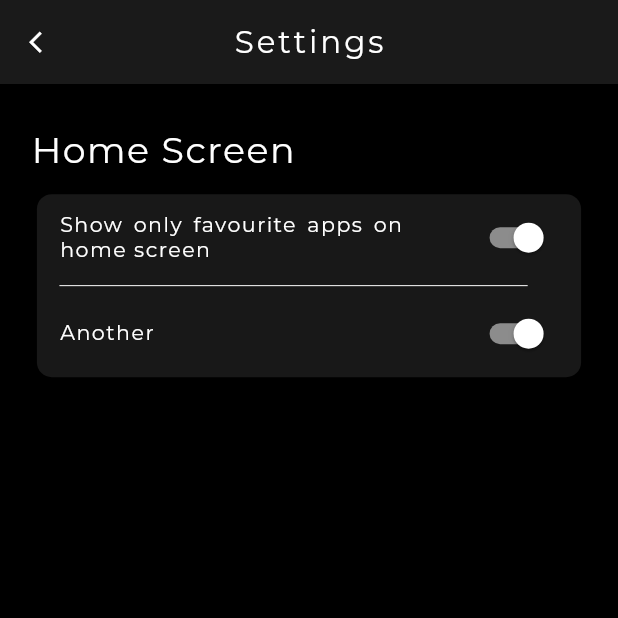
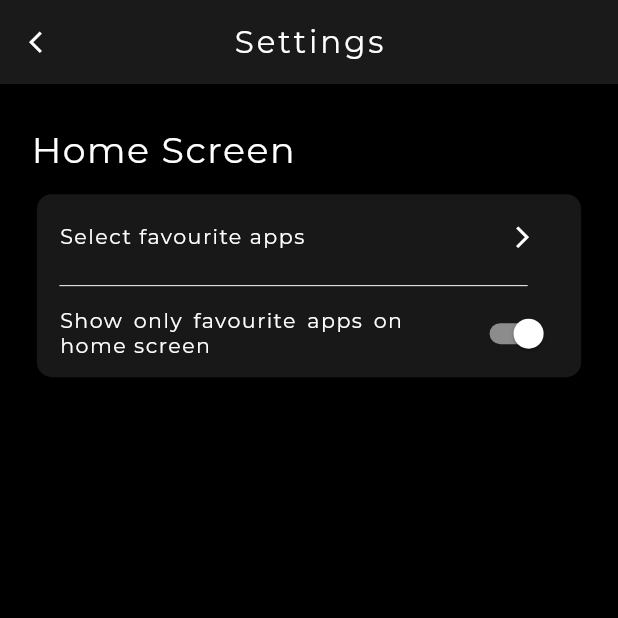
Before and after one commit to Simonesesana/MiniLauncher, a Flutter app: the Settings screen opened by its route, on a phone screen of 412 x 824 dp, the top half of it. Run offline on Flutter 3.47's test engine with Material 2 defaults, Android fonts, the light colour scheme and no system bars; our stand-ins replace flutter_spinkit, google_fonts, shared_preferences; missing offline and left inert: device_apps; accounts and stored records are empty.

Commit message:
- Added favourite app selection - Improved settings page

```diff
--- a/lib/Pages/Loading/LauncherInitialization.dart
+++ b/lib/Pages/Loading/LauncherInitialization.dart
@@ -1,4 +1,5 @@
 import 'dart:async';
+import 'package:minilauncher/Preferences/Preferences.dart';
 import 'package:minilauncher/main.dart';
 import 'package:device_apps/device_apps.dart';
 
@@ -6,16 +7,23 @@ import 'package:device_apps/device_apps.dart';
 Future<void> initializeLauncher () async {
 
   /// Retrieves the app list
-  preferences.apps = await DeviceApps.getInstalledApplications
-    (
+  preferences.apps = await DeviceApps.getInstalledApplications(
     includeAppIcons: true,
     includeSystemApps: true,
     onlyAppsWithLaunchIntent: true,
   );
 
-  /// Retrieves tha favourite apps
+  /// Retrieves the favourite apps
+  List<String> favouriteApps = await getStringList("favourite_apps");
 
-  preferences.displayAllAppsOnHomeScreen = true;
+  for (var element in preferences.apps) {
+    for (var favouriteElement in favouriteApps) {
+      if(element.packageName == favouriteElement){
+        preferences.favouriteApps.add(element);
+      }
+    }
+  }
 
+  preferences.showOnlyFavouriteAppsOnHomeScreen = true;
 
 }
--- a/lib/Pages/Settings/Settings.dart
+++ b/lib/Pages/Settings/Settings.dart
@@ -12,13 +12,28 @@ class Settings extends StatefulWidget {
 
 class _SettingsState extends State<Settings> {
 
+  /// Indicates if the home page must be recharged while exiting
+  /// the settings
+  bool homePageHasChanged = false;
 
   @override
   Widget build(BuildContext context) {
 
     double screenWidth = MediaQuery.of(context).size.width;
 
-    return Scaffold(
+    return WillPopScope(
+
+      /// Prevents the settings screen from closing without loosing the changes
+      onWillPop: () async {
+        if(homePageHasChanged){
+          Navigator.pushReplacementNamed(context, '/home');
+        } else {
+          Navigator.pop(context);
+        }
+        return false;
+      },
+
+      child: Scaffold(
 
         backgroundColor: selectedTheme.primaryColor,
 
@@ -47,7 +62,11 @@ class _SettingsState extends State<Settings> {
               size: 17,
             ),
             onPressed: (){
+              if(homePageHasChanged){
+                Navigator.pushReplacementNamed(context, '/home');
+              } else {
                 Navigator.pop(context);
+              }
             },
           ),
         ),
@@ -93,6 +112,32 @@ class _SettingsState extends State<Settings> {
                         child: Column(
                           children: [
 
+                            /// Select favourite apps
+                            Row(
+                              mainAxisAlignment: MainAxisAlignment.spaceBetween,
+                              children: [
+
+                                settingsTextLabel("Select favourite apps", screenWidth),
+
+                                IconButton(
+                                  color: selectedTheme.textColor,
+                                  icon: Icon(
+                                    Icons.arrow_forward_ios,
+                                    color: selectedTheme.textColor,
+                                    size: 17,
+                                  ),
+                                  onPressed: (){
+                                    homePageHasChanged = true;
+                                    Navigator.pushNamed(context, '/select_favourite_apps');
+                                  },
+                                ),
+
+                              ],
+                            ),
+
+                            /// Divider
+                            settingsDivider(screenWidth),
+
                             /// Show only favourite apps on home screen
                             Row(
                               mainAxisAlignment: MainAxisAlignment.spaceBetween,
@@ -100,39 +145,12 @@ class _SettingsState extends State<Settings> {
 
                                 settingsTextLabel("Show only favourite apps on home screen", screenWidth),
                                 Switch(
-                                value: preferences.displayAllAppsOnHomeScreen,
+                                  value: preferences.showOnlyFavouriteAppsOnHomeScreen,
                                   activeColor: selectedTheme.textColor,
                                   onChanged: (value) {
                                     setState(() {
-                                    preferences.displayAllAppsOnHomeScreen = value;
-                                  });
-                                },
-                              ),
-
-                            ],
-                          ),
-
-                          Padding(
-                            padding: EdgeInsets.only(
-                              right: screenWidth / 20
-                            ),
-                            child: Divider(
-                              color: selectedTheme.textColor,
-                            ),
-                          ),
-
-                          /// Another one
-                          Row(
-                            mainAxisAlignment: MainAxisAlignment.spaceBetween,
-                            children: [
-
-                              settingsTextLabel("Another", screenWidth),
-                              Switch(
-                                value: preferences.displayAllAppsOnHomeScreen,
-                                activeColor: selectedTheme.textColor,
-                                onChanged: (value) {
-                                  setState(() {
-                                    preferences.displayAllAppsOnHomeScreen = value;
+                                      homePageHasChanged = true;
+                                      preferences.showOnlyFavouriteAppsOnHomeScreen = value;
                                     });
                                   },
                                 ),
@@ -153,11 +171,26 @@ class _SettingsState extends State<Settings> {
         ),
 
 
+      ),
     );
   }
 }
 
 
+/// Settings divider
+Padding settingsDivider (double screenWidth) {
+  return Padding(
+    padding: EdgeInsets.only(
+        right: screenWidth / 20
+    ),
+    child: Divider(
+      color: selectedTheme.textColor,
+    ),
+  );
+}
+
+
+/// Settings text label
 SizedBox settingsTextLabel (String text, double screenWidth) {
   return SizedBox(
     width: screenWidth / 1.8,
--- a/lib/Preferences/PreferencesClass.dart
+++ b/lib/Preferences/PreferencesClass.dart
@@ -1,12 +1,12 @@
 class PreferencesClass {
 
   /// List of all the applications
-  late List apps;
+  List apps = [];
   /// List of favourite applications
-  late List favouriteApplications;
+  List favouriteApps = [];
 
 
   /// Settings variables
-  late bool displayAllAppsOnHomeScreen;
+  late bool showOnlyFavouriteAppsOnHomeScreen;
 
 }
--- a/lib/main.dart
+++ b/lib/main.dart
@@ -6,6 +6,7 @@ import 'package:minilauncher/Preferences/PreferencesClass.dart';
 import 'Pages/Home/Home.dart';
 import 'Pages/Loading/Loading.dart';
 import 'Pages/Settings/Settings.dart';
+import 'Pages/Settings/SelectFavouriteApps.dart';
 
 /// Preferences object
 PreferencesClass preferences = PreferencesClass();
@@ -42,7 +43,8 @@ class MyApp extends StatelessWidget {
       routes: {
         '/home': (context) => const Home(),
         '/loading': (context) => const Loading(),
-        '/settings': (context) => const Settings()
+        '/settings': (context) => const Settings(),
+        '/select_favourite_apps': (context) => const SelectFavouriteApps(),
       },
 
     );
--- a/pubspec.yaml
+++ b/pubspec.yaml
@@ -20,6 +20,7 @@ dependencies:
   device_apps: ^2.2.0
   flutter_spinkit: ^5.1.0
   google_fonts: ^4.0.3
+  shared_preferences: ^2.1.0
 
 
 dev_dependencies:
```
Also changed, not shown: lib/Pages/Home/Home.dart (+11 -1 lines), lib/Pages/Settings/SelectFavouriteApps.dart (added, +76 -0 lines), lib/Preferences/Preferences.dart (+28 -0 lines), pubspec.lock. Lines whose indentation alone changed are shown as unchanged.
